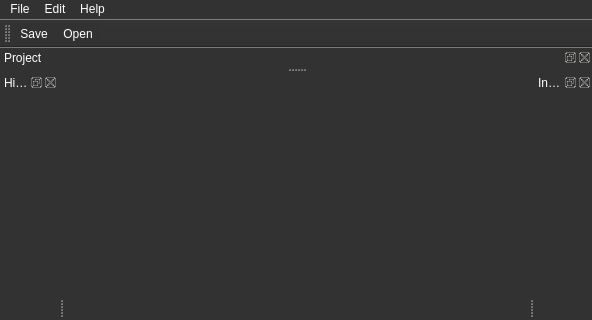
manelmourelo/Project1-Qt-Advanced-Graphics-Programming, file Project1-Qt/mainwindow.ui: the form before one commit; both pictures show x 0 to 592 and y 0 to 320 of the 592 by 565 pixel window.
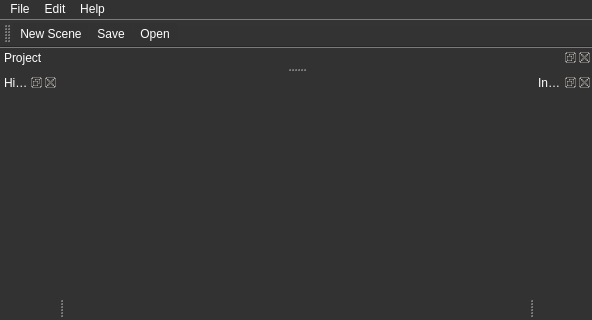
The form after the commit. Icons and pictures are not drawn.

Patch:
```diff
--- a/Project1-Qt/mainwindow.ui
+++ b/Project1-Qt/mainwindow.ui
@@ -60,6 +60,7 @@
    <attribute name="toolBarBreak">
     <bool>false</bool>
    </attribute>
+   <addaction name="actionNew_Scene"/>
    <addaction name="actionSave"/>
    <addaction name="actionFile"/>
   </widget>
```
Left out of the diff: 18 changed lines with no effect on the pictures.
